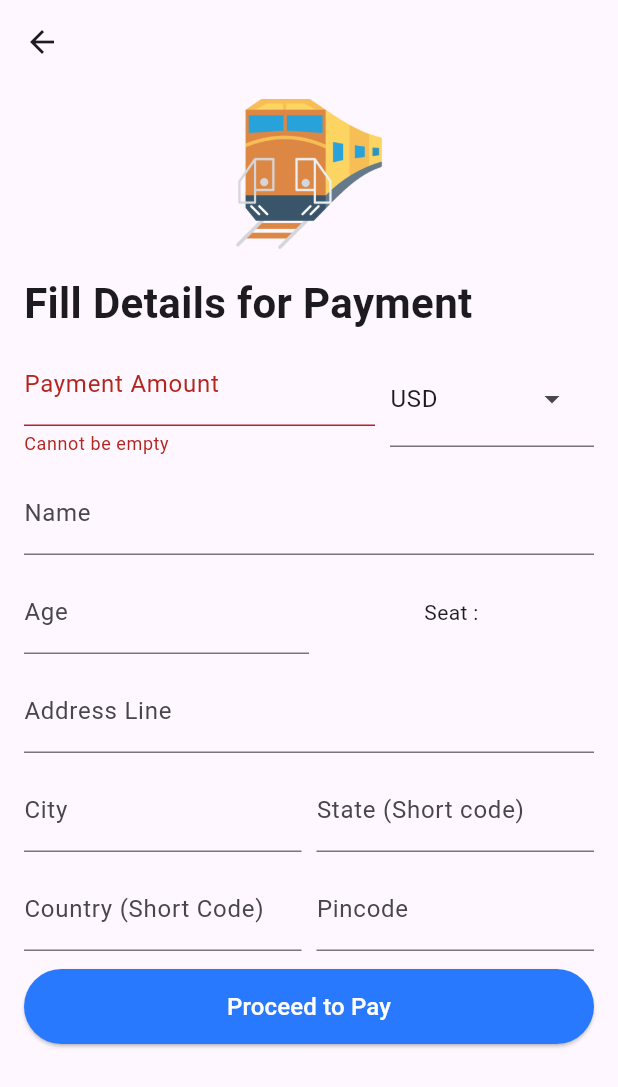
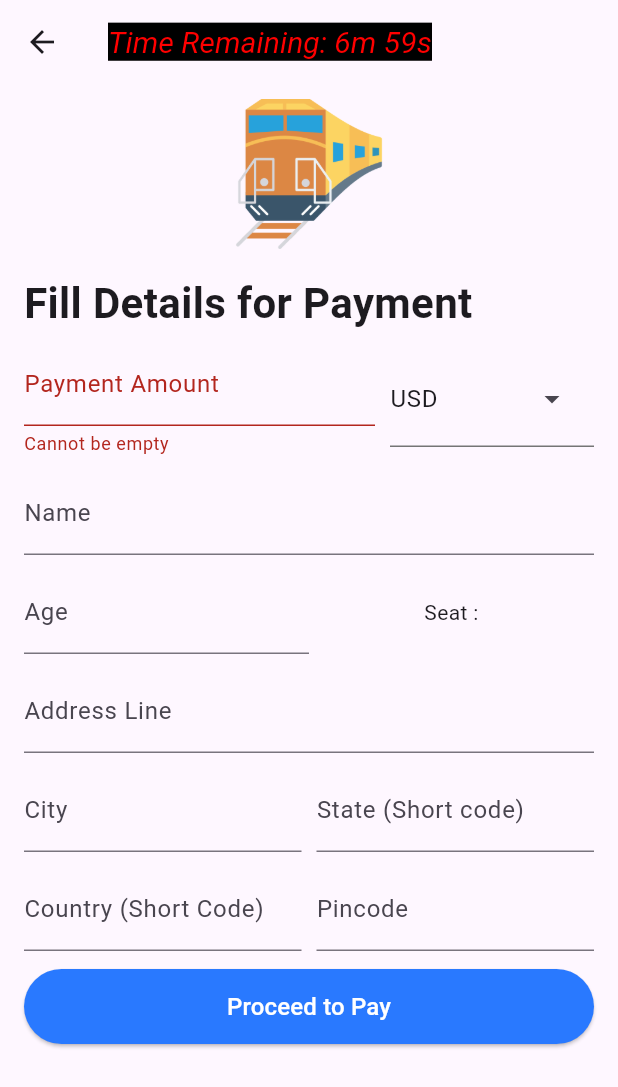
Before and after one commit to Jdayasagar77/rail_book_pip, a Flutter app: the PaymentPageStripe screen opened directly with empty values, after a tap on "Proceed to Pay", on a phone screen of 412 x 824 dp. Shown: the top 1087 px of the screen. Run offline on Flutter 3.47's test engine with Material 3 defaults, Android fonts, the phone set to English and light mode, and no system bars; our stand-ins replace cloud_firestore, firebase_auth, firebase_core, image_picker, shared_preferences; missing offline and left inert: flutter_stripe; accounts and stored records are empty.

Commit message:
Payment timer done

```diff
--- a/lib/screens/payment_page.dart
+++ b/lib/screens/payment_page.dart
@@ -7,14 +7,12 @@ import 'package:flutter_stripe/flutter_stripe.dart';
 import 'package:intl/intl.dart';
 import 'package:rail_book_pip/models/payment_stripe.dart';
 import 'package:rail_book_pip/models/seatavailable.dart';
+import 'package:rail_book_pip/screens/order_successful.dart';
 import 'package:rail_book_pip/widgets/reusable_textfield.dart';
 import 'package:shared_preferences/shared_preferences.dart';
 import '../models/train_model.dart';
 
-
-
 class PaymentPageStripe extends StatefulWidget {
-
   final Train myTrain;
   final SeatAvailability mySeat;
 
@@ -26,7 +24,6 @@ class PaymentPageStripe extends StatefulWidget {
 }
 
 class _PaymentPageStripeState extends State<PaymentPageStripe> {
-
   final db = FirebaseFirestore.instance;
   Train myTrain;
   SeatAvailability mySeat;
@@ -61,12 +58,48 @@ class _PaymentPageStripeState extends State<PaymentPageStripe> {
     'AED'
   ];
 
+
+
   String selectedCurrency = 'USD';
+  bool hasDonated = false;
+  bool paymentCompleted = false;
+  int duration = 7 * 60; // 7 minutes in seconds
+  Timer? timer;
 
-  bool hasDonated = false;
+  void startTimer() {
+    if (timer != null) {
+      timer!.cancel();
+            timer = null;
+       // Cancel any existing timer before starting a new one
+    }
+    timer = Timer.periodic(const Duration(seconds: 1), (Timer t) {
+      setState(() { // Rebuild the widget to update the Text widget
+        if (duration > 0) {
+          duration--;
+        } else {
+ScaffoldMessenger.of(context).showSnackBar(const SnackBar(
+    content: Text(
+      "Payment Timeout",
+      style: TextStyle(color: Colors.white),
+    ),
+    backgroundColor: Colors.redAccent,
+  ),
+  );
+          t.cancel();
+        }
+      });
+    });
+  }
 
-  bool paymentCompleted = false;
-  Duration paymentTimeoutDuration = const Duration(minutes: 7);
+  @override
+  void dispose() {
+    timer?.cancel();
+                timer = null;
+                    // Cancel the timer when the widget is disposed
+    super.dispose();
+  }
+
+
 
   static String generateTransactionId() {
     // Use a StringBuffer for efficient string building
@@ -81,8 +114,14 @@ class _PaymentPageStripeState extends State<PaymentPageStripe> {
     return buffer.toString();
   }
 
+  void startPaymentTimeout(BuildContext context) {}
+
+  void handlePaymentTimeout() {
+    print("Payment timeout: Payment process failed");
+    // Handle the payment timeout, for example, show a message to the user
+  }
+
   transactionRegistration() async {
-
     final SharedPreferences prefs = await SharedPreferences.getInstance();
 
     debugPrint('${prefs.getString('userUID')}');
@@ -103,7 +142,6 @@ class _PaymentPageStripeState extends State<PaymentPageStripe> {
 
 // Add a new document with a generated ID
 
-
     final userDocRef = db.collection("Users").doc(prefs.getString('userUID'));
 
 // Create a reference to the subcollection within the user document
@@ -119,42 +157,6 @@ class _PaymentPageStripeState extends State<PaymentPageStripe> {
     debugPrint('${prefs.getString('userUID')}');
 
     // ignore: use_build_context_synchronously
-  }
-
-  void startPaymentTimeout(context) {
-    int remainingSeconds = paymentTimeoutDuration.inSeconds;
-
-    Timer timer = Timer.periodic(const Duration(seconds: 1), (timer) {
-      remainingSeconds--;
-      if (remainingSeconds <= 0) {
-        timer.cancel();
-        handlePaymentTimeout();
-      } else {
-        SnackBar snackBar = SnackBar(
-      content: Text(
-          "Time remaining: ${remainingSeconds ~/ 60}:${remainingSeconds % 60}",
-          style: const TextStyle(fontSize: 10)),
-      backgroundColor: Colors.indigo,
-      dismissDirection: DismissDirection.up,
-      behavior: SnackBarBehavior.floating,
-      // Add a custom width property
-    //  width: MediaQuery.of(context).size.width * 0.1, // Adjust width as needed
-    );
-
-    ScaffoldMessenger.of(context).showSnackBar(snackBar);
-      }
-
-
-    if (hasDonated) {
-      timer.cancel(); // Stop the timer if payment is successful
-    }
-    });
-  }
-
-  void handlePaymentTimeout() {
-    print("Payment timeout: Payment process failed");
-    // Handle the payment timeout, for example, show a message to the user
-
   }
 
   Future<void> initPaymentSheet() async {
@@ -196,11 +198,35 @@ class _PaymentPageStripeState extends State<PaymentPageStripe> {
 
   @override
   Widget build(BuildContext context) {
-
     amountController.text = mySeat.totalFare;
 
     return Scaffold(
-      appBar: AppBar(),
+      appBar: AppBar(
+        title:    timer == null ?
+        const Text(
+                'Payment Page', // Format time for minutes and seconds
+                maxLines: 2,
+                style: TextStyle(
+                  fontSize: 24,
+                ),
+              )
+
+
+          :
+
+           Expanded(
+             child: Text(
+                  'Time Remaining: ${duration ~/ 60}m ${duration % 60}s', // Format time for minutes and seconds
+                  maxLines: 2,
+                  style: const TextStyle(
+                    fontSize: 20,
+                  fontStyle: FontStyle.italic,
+                  backgroundColor: Colors.black,
+                  color: Color.fromARGB(255, 255, 0, 0),
+                  ),
+                ),
+           ),
+      ),
       body: SingleChildScrollView(
         child: Column(
           children: [
@@ -212,33 +238,7 @@ class _PaymentPageStripeState extends State<PaymentPageStripe> {
               height: 100,
               fit: BoxFit.cover,
             ),
-            hasDonated
-                ? Padding(
-                    padding: const EdgeInsets.all(8.0),
-                    child: Column(
-                      crossAxisAlignment: CrossAxisAlignment.start,
-                      children: [
-                        const SizedBox(
-                          height: 50,
-                        ),
-                        const Text(
-                          "Order Successfull",
-                          style: TextStyle(
-                              fontSize: 28, fontWeight: FontWeight.bold),
-                        ),
-                        const SizedBox(
-                          height: 16,
-                        ),
-                        Text(
-                          "Thanks for Booking Train Tickets on Rail PiP with Amount $selectedCurrency ${amountController.text}",
-                          style: const TextStyle(
-                            fontSize: 18,
-                          ),
-                        ),
-                      ],
-                    ),
-                  )
-                : Padding(
+           Padding(
                     padding: const EdgeInsets.all(16.0),
                     child: Column(
                         crossAxisAlignment: CrossAxisAlignment.start,
@@ -258,7 +258,6 @@ class _PaymentPageStripeState extends State<PaymentPageStripe> {
                                 child: ReusableTextField(
                                     formkey: formkey,
                                     controller: amountController,
-
                                     isNumber: true,
                                     title: "Payment Amount",
                                     hint: ""),
@@ -402,6 +401,8 @@ class _PaymentPageStripeState extends State<PaymentPageStripe> {
                                     color: Colors.white, fontSize: 16),
                               ),
                               onPressed: () async {
+
+startTimer();
                                 if (formkey.currentState!.validate() &&
                                     formkey1.currentState!.validate() &&
                                     formkey2.currentState!.validate() &&
@@ -411,40 +412,48 @@ class _PaymentPageStripeState extends State<PaymentPageStripe> {
                                     formkey6.currentState!.validate()) {
                                   await initPaymentSheet();
 
+
 try {
-                                    startPaymentTimeout(context);
+
        await Stripe.instance.presentPaymentSheet();
-                                    ScaffoldMessenger.of(context)
-                                        .showSnackBar(const SnackBar(
+
+
+
+    ScaffoldMessenger.of(context).showSnackBar(const SnackBar(
       content: Text(
         "Payment Done",
         style: TextStyle(color: Colors.white),
       ),
       backgroundColor: Colors.green,
     ));
-
     transactionRegistration();
-
-                                    setState(() {
-                                      hasDonated = true;
-                                      paymentCompleted = true;
-                                    });
-
     addressController.clear();
     cityController.clear();
     stateController.clear();
     countryController.clear();
     pincodeController.clear();
+    setState(() {
+      timer?.cancel();
+timer = null;
+    });
+
+                        Navigator.push(context, MaterialPageRoute(builder: (context) =>  OrderSuccessfulPage(amount: amountController.text, selectedCurrency: selectedCurrency,)));
+
+
+
 } catch (e) {
+
   print("Payment Sheet failed");
-                                    ScaffoldMessenger.of(context)
-                                        .showSnackBar(const SnackBar(
+
+// Add timer code
+  ScaffoldMessenger.of(context).showSnackBar(const SnackBar(
     content: Text(
       "Payment Failed",
       style: TextStyle(color: Colors.white),
     ),
     backgroundColor: Colors.redAccent,
-                                    ));
+  ),
+  );
 }
                                 }
                               },
```
Also changed, not shown: lib/controllers/payment_timer.dart (added, +143 -0 lines), lib/screens/order_successful.dart (added, +54 -0 lines). Lines whose indentation alone changed are shown as unchanged.
